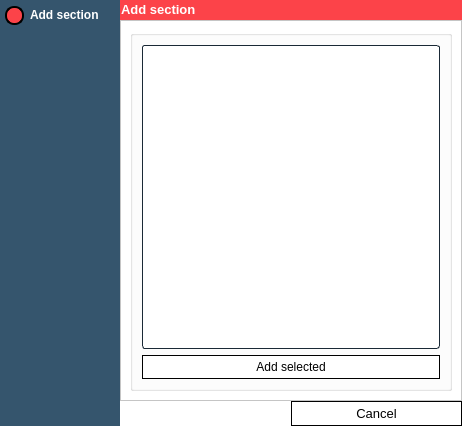
This is select_section_dialog.ui in GIAPspzoo/GIAP_PolaMap_lite as Qt 5 draws it before an edit. The edited form follows.
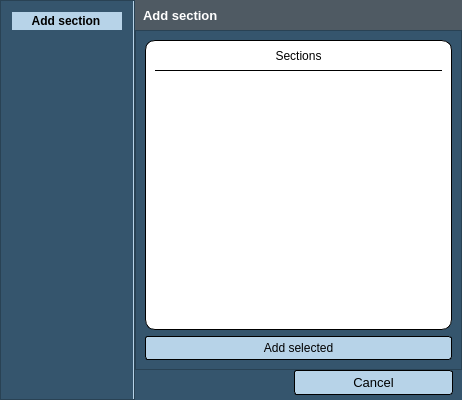
This is the edited form. Icons and pictures are not drawn.

Patch:
```diff
--- a/select_section_dialog.ui
+++ b/select_section_dialog.ui
@@ -10,7 +10,7 @@
     <x>0</x>
     <y>0</y>
     <width>462</width>
-    <height>426</height>
+    <height>400</height>
    </rect>
   </property>
   <property name="sizePolicy">
@@ -37,12 +37,12 @@
   </property>
   <property name="styleSheet">
    <string notr="true">* {
-	background-color: rgb(255, 255, 255);
+	background-color: rgb(53, 85, 109);
     font: 10pt &quot;Segoe UI&quot;; 
 }
 
 QListWidget {
-	alternate-background-color:  #e7e7e7;
+	alternate-background-color:  #e6e6e6;
 }
 QListWidget:item:selected {
 	background: rgb(38, 60, 78);
@@ -61,15 +61,26 @@
 QAbstractItemView:selected
 {
 	color:  white;
-	backgroud-color: rgb(38, 60, 78);
+	background-color: rgb(38, 60, 78);
 }
 
 QPushButton {
 	color: black;
 	border: 1px solid black;
+	background-color: #b7d3e8;
+	border-radius: 3px;
 	padding: 4px;
 }
 
+QPushButton:hover {
+
+	font-weight: bold;
+}
+QPushButton:pressed {
+   background-color: #5689b0;
+   border: 1px solid #6fb1e3;
+}
+
 QPushButton:disabled
 {
 	color: gray;
@@ -113,277 +124,59 @@
    <property name="spacing">
     <number>0</number>
    </property>
-   <item row="0" column="0" rowspan="3">
-    <widget class="QWidget" name="widget" native="true">
-     <property name="minimumSize">
-      <size>
-       <width>120</width>
-       <height>0</height>
-      </size>
+   <item row="2" column="1">
+    <layout class="QHBoxLayout" name="horizontalLayout">
+     <property name="spacing">
+      <number>0</number>
      </property>
-     <property name="font">
-      <font>
-       <family>Segoe UI Light</family>
-       <pointsize>8</pointsize>
-       <weight>9</weight>
-       <italic>false</italic>
-       <bold>false</bold>
-      </font>
+     <property name="leftMargin">
+      <number>0</number>
      </property>
-     <property name="styleSheet">
-      <string notr="true">background-color: rgb(53, 85, 109);
-font: 75 8pt &quot;Segoe UI Light&quot;;
-</string>
+     <property name="topMargin">
+      <number>0</number>
      </property>
-     <layout class="QVBoxLayout" name="verticalLayout">
-      <property name="spacing">
-       <number>20</number>
-      </property>
-      <property name="leftMargin">
-       <number>5</number>
-      </property>
-      <property name="topMargin">
-       <number>5</number>
-      </property>
-      <property name="rightMargin">
-       <number>5</number>
-      </property>
-      <property name="bottomMargin">
-       <number>5</number>
-      </property>
-      <item>
-       <widget class="QRadioButton" name="obszar_radio">
-        <property name="enabled">
-         <bool>false</bool>
-        </property>
-        <property name="minimumSize">
-         <size>
-          <width>0</width>
-          <height>20</height>
-         </size>
-        </property>
-        <property name="palette">
-         <palette>
-          <active>
-           <colorrole role="WindowText">
-            <brush brushstyle="SolidPattern">
-             <color alpha="255">
-              <red>255</red>
-              <green>255</green>
-              <blue>255</blue>
-             </color>
-            </brush>
-           </colorrole>
-           <colorrole role="Button">
-            <brush brushstyle="SolidPattern">
-             <color alpha="255">
-              <red>53</red>
-              <green>85</green>
-              <blue>109</blue>
-             </color>
-            </brush>
-           </colorrole>
-           <colorrole role="Text">
-            <brush brushstyle="SolidPattern">
-             <color alpha="255">
-              <red>255</red>
-              <green>255</green>
-              <blue>255</blue>
-             </color>
-            </brush>
-           </colorrole>
-           <colorrole role="ButtonText">
-            <brush brushstyle="SolidPattern">
-             <color alpha="255">
-              <red>255</red>
-              <green>255</green>
-              <blue>255</blue>
-             </color>
-            </brush>
-           </colorrole>
-           <colorrole role="Base">
-            <brush brushstyle="SolidPattern">
-             <color alpha="255">
-              <red>53</red>
-              <green>85</green>
-              <blue>109</blue>
-             </color>
-            </brush>
-           </colorrole>
-           <colorrole role="Window">
-            <brush brushstyle="SolidPattern">
-             <color alpha="255">
-              <red>53</red>
-              <green>85</green>
-              <blue>109</blue>
-             </color>
-            </brush>
-           </colorrole>
-          </active>
-          <inactive>
-           <colorrole role="WindowText">
-            <brush brushstyle="SolidPattern">
-             <color alpha="255">
-              <red>255</red>
-              <green>255</green>
-              <blue>255</blue>
-             </color>
-            </brush>
-           </colorrole>
-           <colorrole role="Button">
-            <brush brushstyle="SolidPattern">
-             <color alpha="255">
-              <red>53</red>
-              <green>85</green>
-              <blue>109</blue>
-             </color>
-            </brush>
-           </colorrole>
-           <colorrole role="Text">
-            <brush brushstyle="SolidPattern">
-             <color alpha="255">
-              <red>255</red>
-              <green>255</green>
-              <blue>255</blue>
-             </color>
-            </brush>
-           </colorrole>
-           <colorrole role="ButtonText">
-            <brush brushstyle="SolidPattern">
-             <color alpha="255">
-              <red>255</red>
-              <green>255</green>
-              <blue>255</blue>
-             </color>
-            </brush>
-           </colorrole>
-           <colorrole role="Base">
-            <brush brushstyle="SolidPattern">
-             <color alpha="255">
-              <red>53</red>
-              <green>85</green>
-              <blue>109</blue>
-             </color>
-            </brush>
-           </colorrole>
-           <colorrole role="Window">
-            <brush brushstyle="SolidPattern">
-             <color alpha="255">
-              <red>53</red>
-              <green>85</green>
-              <blue>109</blue>
-             </color>
-            </brush>
-           </colorrole>
-          </inactive>
-          <disabled>
-           <colorrole role="WindowText">
-            <brush brushstyle="SolidPattern">
-             <color alpha="255">
-              <red>255</red>
-              <green>255</green>
-              <blue>255</blue>
-             </color>
-            </brush>
-           </colorrole>
-           <colorrole role="Button">
-            <brush brushstyle="SolidPattern">
-             <color alpha="255">
-              <red>53</red>
-              <green>85</green>
-              <blue>109</blue>
-             </color>
-            </brush>
-           </colorrole>
-           <colorrole role="Text">
-            <brush brushstyle="SolidPattern">
-             <color alpha="255">
-              <red>255</red>
-              <green>255</green>
-              <blue>255</blue>
-             </color>
-            </brush>
-           </colorrole>
-           <colorrole role="ButtonText">
-            <brush brushstyle="SolidPattern">
-             <color alpha="255">
-              <red>255</red>
-              <green>255</green>
-              <blue>255</blue>
-             </color>
-            </brush>
-           </colorrole>
-           <colorrole role="Base">
-            <brush brushstyle="SolidPattern">
-             <color alpha="255">
-              <red>53</red>
-              <green>85</green>
-              <blue>109</blue>
-             </color>
-            </brush>
-           </colorrole>
-           <colorrole role="Window">
-            <brush brushstyle="SolidPattern">
-             <color alpha="255">
-              <red>53</red>
-              <green>85</green>
-              <blue>109</blue>
-             </color>
-            </brush>
-           </colorrole>
-          </disabled>
-         </palette>
-        </property>
-        <property name="styleSheet">
-         <string notr="true">QRadioButton::indicator::checked  {
-	border: 2px solid black;
-	border-radius: 9px;
-	background-color: rgb(252, 67, 73);
-	width: 15px;
-	height: 15px;
-}
-
-QRadioButton::indicator::unchecked  {
-	border: 2px solid black;
-	border-radius: 9px;
-	background-color: rgb(255, 255, 255);
-	width: 15px;
-	height: 15px;
-}
-
-QRadioButton {
-	color : white;
-	font-weight: bold; 
-}</string>
-        </property>
-        <property name="text">
-         <string>Add section</string>
-        </property>
-        <property name="checkable">
-         <bool>true</bool>
-        </property>
-        <property name="checked">
-         <bool>true</bool>
-        </property>
-       </widget>
-      </item>
-      <item>
-       <spacer name="verticalSpacer_3">
-        <property name="orientation">
-         <enum>Qt::Vertical</enum>
-        </property>
-        <property name="sizeHint" stdset="0">
-         <size>
-          <width>20</width>
-          <height>40</height>
-         </size>
-        </property>
-       </spacer>
-      </item>
-     </layout>
-     <zorder>verticalSpacer_3</zorder>
-     <zorder>obszar_radio</zorder>
-    </widget>
+     <property name="rightMargin">
+      <number>9</number>
+     </property>
+     <property name="bottomMargin">
+      <number>5</number>
+     </property>
+     <item>
+      <spacer name="horizontalSpacer">
+       <property name="orientation">
+        <enum>Qt::Horizontal</enum>
+       </property>
+       <property name="sizeHint" stdset="0">
+        <size>
+         <width>40</width>
+         <height>20</height>
+        </size>
+       </property>
+      </spacer>
+     </item>
+     <item>
+      <widget class="QPushButton" name="pushButton_cancel">
+       <property name="sizePolicy">
+        <sizepolicy hsizetype="Expanding" vsizetype="Fixed">
+         <horstretch>0</horstretch>
+         <verstretch>0</verstretch>
+        </sizepolicy>
+       </property>
+       <property name="font">
+        <font>
+         <family>Segoe UI</family>
+         <pointsize>10</pointsize>
+         <weight>50</weight>
+         <italic>false</italic>
+         <bold>false</bold>
+        </font>
+       </property>
+       <property name="text">
+        <string>Cancel</string>
+       </property>
+      </widget>
+     </item>
+    </layout>
    </item>
    <item row="1" column="1">
     <widget class="QStackedWidget" name="stackedWidget">
@@ -430,17 +223,17 @@
          <property name="minimumSize">
           <size>
            <width>200</width>
-           <height>20</height>
+           <height>30</height>
           </size>
          </property>
          <property name="maximumSize">
           <size>
            <width>16777215</width>
-           <height>20</height>
+           <height>30</height>
           </size>
          </property>
          <property name="styleSheet">
-          <string notr="true">background-color: rgb(252, 67, 73);
+          <string notr="true">background-color: #4f5a63;
 </string>
          </property>
          <property name="frameShape">
@@ -452,10 +245,10 @@
          <widget class="QLabel" name="title_label_12">
           <property name="geometry">
            <rect>
-            <x>1</x>
-            <y>1</y>
+            <x>8</x>
+            <y>0</y>
             <width>231</width>
-            <height>16</height>
+            <height>30</height>
            </rect>
           </property>
           <property name="font">
@@ -478,6 +271,9 @@
        </item>
        <item row="1" column="0">
         <widget class="QFrame" name="frame_17">
+         <property name="styleSheet">
+          <string notr="true"/>
+         </property>
          <property name="frameShape">
           <enum>QFrame::StyledPanel</enum>
          </property>
@@ -486,23 +282,51 @@
          </property>
          <layout class="QGridLayout" name="gridLayout_17">
           <item row="0" column="1">
-           <widget class="QGroupBox" name="groupBox_11">
-            <property name="title">
-             <string/>
+           <widget class="QFrame" name="frame">
+            <property name="styleSheet">
+             <string notr="true">border: 1px solid black;
+border-radius: 10px;
+background-color: white;</string>
             </property>
-            <layout class="QGridLayout" name="gridLayout_2">
-             <item row="1" column="0">
-              <widget class="QPushButton" name="pushButton_add">
+            <property name="frameShape">
+             <enum>QFrame::StyledPanel</enum>
+            </property>
+            <property name="frameShadow">
+             <enum>QFrame::Raised</enum>
+            </property>
+            <layout class="QVBoxLayout" name="verticalLayout_2">
+             <property name="topMargin">
+              <number>0</number>
+             </property>
+             <item>
+              <widget class="QLabel" name="label">
+               <property name="minimumSize">
+                <size>
+                 <width>0</width>
+                 <height>30</height>
+                </size>
+               </property>
+               <property name="styleSheet">
+                <string notr="true">border-width: 0px;
+border-radius: 0px;
+border-bottom: 1px solid black;
+color: black;</string>
+               </property>
                <property name="text">
-                <string>Add selected</string>
+                <string>Sections</string>
+               </property>
+               <property name="alignment">
+                <set>Qt::AlignCenter</set>
                </property>
               </widget>
              </item>
-             <item row="0" column="0">
+             <item>
               <widget class="QListWidget" name="toolList">
                <property name="styleSheet">
                 <string notr="true">QListWidget {
     alternate-background-color:  rgb(87, 131, 167);
+	background-color: white;
+	border-width: 0px;
 }
 
 </string>
@@ -518,6 +342,13 @@
             </layout>
            </widget>
           </item>
+          <item row="1" column="1">
+           <widget class="QPushButton" name="pushButton_add">
+            <property name="text">
+             <string>Add selected</string>
+            </property>
+           </widget>
+          </item>
          </layout>
         </widget>
        </item>
@@ -525,59 +356,102 @@
      </widget>
     </widget>
    </item>
-   <item row="2" column="1">
-    <layout class="QHBoxLayout" name="horizontalLayout">
-     <property name="spacing">
-      <number>0</number>
+   <item row="0" column="0" rowspan="3">
+    <widget class="QWidget" name="widget" native="true">
+     <property name="minimumSize">
+      <size>
+       <width>120</width>
+       <height>0</height>
+      </size>
      </property>
-     <property name="leftMargin">
-      <number>0</number>
+     <property name="font">
+      <font>
+       <family>Segoe UI Light</family>
+       <pointsize>8</pointsize>
+       <weight>9</weight>
+       <italic>false</italic>
+       <bold>false</bold>
+      </font>
      </property>
-     <property name="topMargin">
-      <number>0</number>
+     <property name="styleSheet">
+      <string notr="true">background-color: rgb(53, 85, 109);
+font: 75 8pt &quot;Segoe UI Light&quot;;
+
+QWidget {
+border-right: 2px solid black;
+}
+</string>
      </property>
-     <property name="rightMargin">
-      <number>0</number>
-     </property>
-     <property name="bottomMargin">
-      <number>0</number>
-     </property>
-     <item>
-      <spacer name="horizontalSpacer">
-       <property name="orientation">
-        <enum>Qt::Horizontal</enum>
-       </property>
-       <property name="sizeHint" stdset="0">
-        <size>
-         <width>40</width>
-         <height>20</height>
-        </size>
-       </property>
-      </spacer>
-     </item>
-     <item>
-      <widget class="QPushButton" name="pushButton_cancel">
-       <property name="sizePolicy">
-        <sizepolicy hsizetype="Expanding" vsizetype="Fixed">
-         <horstretch>0</horstretch>
-         <verstretch>0</verstretch>
-        </sizepolicy>
-       </property>
-       <property name="font">
-        <font>
-         <family>Segoe UI</family>
-         <pointsize>10</pointsize>
-         <weight>50</weight>
-         <italic>false</italic>
-         <bold>false</bold>
-        </font>
-       </property>
-       <property name="text">
-        <string>Cancel</string>
-       </property>
-      </widget>
-     </item>
-    </layout>
+     <layout class="QVBoxLayout" name="verticalLayout">
+      <property name="spacing">
+       <number>20</number>
+      </property>
+      <property name="leftMargin">
+       <number>0</number>
+      </property>
+      <property name="topMargin">
+       <number>0</number>
+      </property>
+      <property name="rightMargin">
+       <number>0</number>
+      </property>
+      <property name="bottomMargin">
+       <number>0</number>
+      </property>
+      <item>
+       <widget class="QFrame" name="frame_2">
+        <property name="minimumSize">
+         <size>
+          <width>135</width>
+          <height>0</height>
+         </size>
+        </property>
+        <property name="styleSheet">
+         <string notr="true">border-right: 2px solid #b7d3e8;
+padding: 2px;</string>
+        </property>
+        <property name="frameShape">
+         <enum>QFrame::StyledPanel</enum>
+        </property>
+        <property name="frameShadow">
+         <enum>QFrame::Raised</enum>
+        </property>
+        <layout class="QVBoxLayout" name="verticalLayout_3">
+         <item>
+          <widget class="QLabel" name="label_2">
+           <property name="styleSheet">
+            <string notr="true">   background-color: #b7d3e8;
+   color: black;
+   font: 10pt &quot;Segoe UI&quot;; 
+   font-weight: bold;
+</string>
+           </property>
+           <property name="text">
+            <string>Add section</string>
+           </property>
+           <property name="alignment">
+            <set>Qt::AlignCenter</set>
+           </property>
+          </widget>
+         </item>
+         <item>
+          <spacer name="verticalSpacer">
+           <property name="orientation">
+            <enum>Qt::Vertical</enum>
+           </property>
+           <property name="sizeHint" stdset="0">
+            <size>
+             <width>20</width>
+             <height>40</height>
+            </size>
+           </property>
+          </spacer>
+         </item>
+        </layout>
+       </widget>
+      </item>
+     </layout>
+    </widget>
    </item>
   </layout>
  </widget>
```
Left out of the diff: 10 changed lines with no effect on the pictures.
